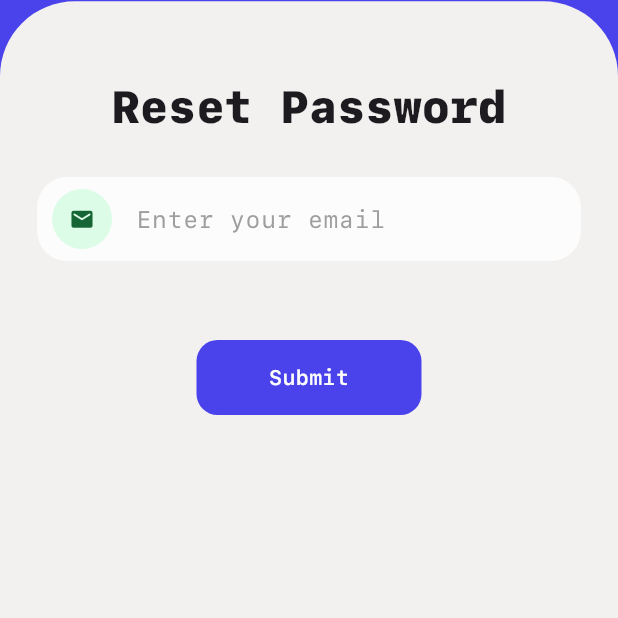
After one commit to HessahOfficial/7essa-mobile-app, a Flutter app: the ForgotPasswordScreen screen opened directly, scrolled down 276 dp, after a tap on "Submit", on a phone screen of 412 x 824 dp, the top half of it. The commit adds this screen. Run offline on Flutter 3.47's test engine with Material 3 defaults, Android fonts, the phone set to English and light mode, and no system bars; our stand-ins replace fl_chart, flutter_svg, font_awesome_flutter, get, image_picker, syncfusion_flutter_charts; project files that could hold a hidden picture were left out.

Commit message:
add forget password page and otp page

```diff
--- /dev/null
+++ b/lib/screens/forgot_password_screen.dart
@@ -0,0 +1,204 @@
+import 'package:flutter/material.dart';
+import 'package:flutter_svg/svg.dart';
+import 'package:get/get.dart';
+import '../constants/app_colors.dart';
+import '../utils/validator.dart';
+import '../widgets/custom_button.dart';
+import '../widgets/custom_text_field.dart';
+import '../screens/otp-screen.dart';
+
+class ForgotPasswordScreen extends StatefulWidget {
+  const ForgotPasswordScreen({super.key});
+
+  @override
+  State<ForgotPasswordScreen> createState() => _ForgotPasswordScreenState();
+}
+
+class _ForgotPasswordScreenState extends State<ForgotPasswordScreen> {
+  final TextEditingController emailController = TextEditingController();
+  String emailAddress = "";
+  String errorEmailAddress = "";
+
+  @override
+  void dispose() {
+    emailController.dispose();
+    super.dispose();
+  }
+
+  void _showEmailSentDialog() {
+    showDialog(
+      context: context,
+      barrierDismissible: false,
+      builder: (BuildContext context) {
+        Future.delayed(const Duration(seconds: 3), () {
+          Navigator.of(context).pop();
+          Get.to(() => const OtpScreen());
+        });
+
+        return Center(
+          child: Dialog(
+            backgroundColor: Colors.transparent,
+            insetPadding: const EdgeInsets.symmetric(horizontal: 16), // Ensure it fits on smaller screens
+            child: FadeTransition(
+              opacity: CurvedAnimation(
+                parent: ModalRoute.of(context)!.animation!,
+                curve: Curves.easeInOut,
+              ),
+              child: Container(
+                width: MediaQuery.of(context).size.width * 0.8, // 80% of screen width
+                padding: const EdgeInsets.all(24),
+                decoration: BoxDecoration(
+                  color: AppColors.green800,
+                  borderRadius: BorderRadius.circular(20),
+                  boxShadow: const [
+                    BoxShadow(
+                      color: Colors.black26,
+                      blurRadius: 10,
+                      spreadRadius: 2,
+                    ),
+                  ],
+                ),
+                child: Column(
+                  mainAxisSize: MainAxisSize.min,
+                  children: [
+                    const Icon(
+                      Icons.email_rounded,
+                      color: Colors.white,
+                      size: 48,
+                    ),
+                    const SizedBox(height: 12),
+                    const Text(
+                      "Check your email",
+                      style: TextStyle(
+                        color: Colors.white,
+                        fontSize: 20,
+                        fontWeight: FontWeight.bold,
+                      ),
+                    ),
+                    const SizedBox(height: 12),
+                    Text(
+                      "A verification code has been sent to $emailAddress",
+                      style: const TextStyle(
+                        color: Colors.white70,
+                        fontSize: 14,
+                      ),
+                      textAlign: TextAlign.center,
+                    ),
+                  ],
+                ),
+              ),
+            ),
+          ),
+        );
+      },
+    );
+  }
+
+  @override
+  Widget build(BuildContext context) {
+    double screenWidth = MediaQuery.of(context).size.width;
+    double screenHeight = MediaQuery.of(context).size.height;
+
+    return Scaffold(
+      backgroundColor: AppColors.secondary,
+      body: SingleChildScrollView(
+        child: Column(
+          children: [
+            // Blue section with logo
+            Padding(
+              padding: EdgeInsets.symmetric(vertical: screenHeight * 0.1),
+              child: Row(
+                mainAxisAlignment: MainAxisAlignment.center,
+                children: [
+                  SvgPicture.asset("assets/images/Logo-white.svg"),
+                ],
+              ),
+            ),
+            // White section with input
+            Container(
+              decoration: const BoxDecoration(
+                color: AppColors.white1,
+                borderRadius: BorderRadius.only(
+                  topLeft: Radius.circular(50),
+                  topRight: Radius.circular(50),
+                ),
+              ),
+              width: screenWidth,
+              height: screenHeight,
+              child: Padding(
+                padding: EdgeInsets.symmetric(
+                  vertical: screenHeight * 0.06,
+                  horizontal: screenWidth * 0.06,
+                ),
+                child: Column(
+                  mainAxisAlignment: MainAxisAlignment.start,
+                  children: [
+                    const Text(
+                      "Reset Password",
+                      style: TextStyle(
+                        fontWeight: FontWeight.w900,
+                        fontSize: 30,
+                      ),
+                    ),
+                    SizedBox(height: screenHeight * 0.03),
+                    CustomTextField(
+                      controller: emailController,
+                      icon: Icons.email_rounded,
+                      iconColor: AppColors.green800,
+                      inputColor: AppColors.white2,
+                      iconBackgroundColor: AppColors.green100,
+                      placeholder: "Enter your email",
+                      screenWidth: screenWidth,
+                      type: TextInputType.emailAddress,
+                      onChanged: (value) {
+                        setState(() {
+                          emailAddress = value;
+                          errorEmailAddress = Validator.validateEmailAddress(email: emailAddress);
+                        });
+                      },
+                      // borderColor: errorEmailAddress.isNotEmpty ? Colors.redAccent : null,
+                    ),
+                    const SizedBox(height: 2),
+                    Padding(
+                      padding: const EdgeInsets.only(left: 20),
+                      child: Align(
+                        alignment: Alignment.centerLeft,
+                        child: Text(
+                          errorEmailAddress,
+                          style: const TextStyle(
+                            color: Colors.redAccent,
+                            fontWeight: FontWeight.bold,
+                            fontSize: 18,
+                          ),
+                        ),
+                      ),
+                    ),
+                    SizedBox(height: screenHeight * 0.03),
+                    CustomButton(
+                      width: 150,
+                      height: 50,
+                      text: "Submit",
+                      onTap: () {
+                        if (emailController.text.isNotEmpty && errorEmailAddress.isEmpty) {
+                          _showEmailSentDialog();
+                        } else {
+                          Get.snackbar(
+                            "Error",
+                            "Please enter a valid email",
+                            snackPosition: SnackPosition.TOP,
+                            backgroundColor: Colors.redAccent,
+                            colorText: Colors.white,
+                          );
+                        }
+                      },
+                    ),
+                  ],
+                ),
+              ),
+            ),
+          ],
+        ),
+      ),
+    );
+  }
+}
```
Also changed, not shown: lib/screens/email_screen.dart (+9 -8 lines), lib/screens/login-screen.dart (+29 -17 lines), lib/screens/otp-screen.dart (added, +271 -0 lines), pubspec.lock, 125 other files.
